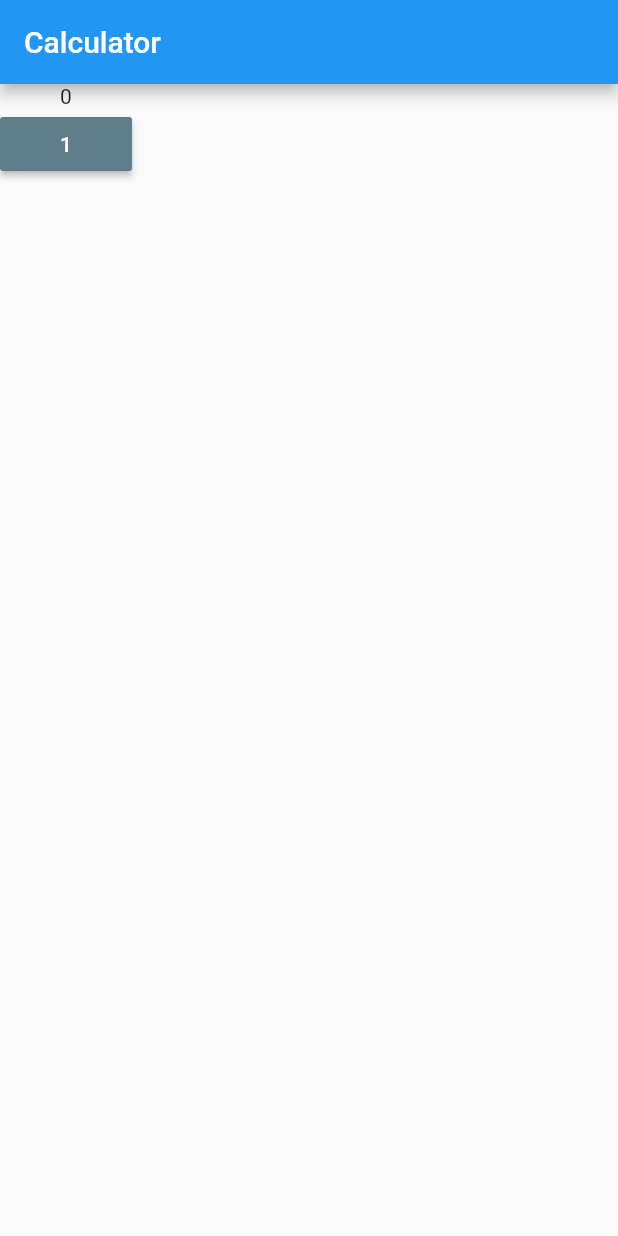
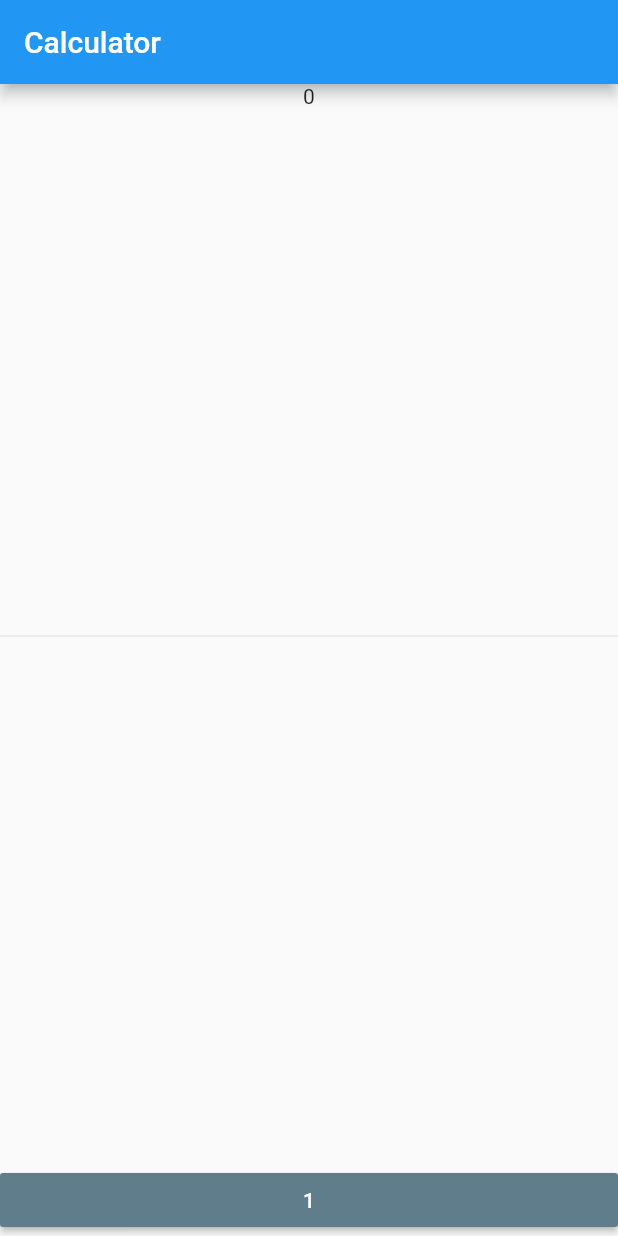
Before and after one commit to kurokawayuki28/flutterAppYolo, a Flutter app: the screen it shows after launch, on a phone screen of 412 x 824 dp. Run offline on Flutter 3.47's test engine with Material 2 defaults, Android fonts, the phone set to English and light mode, and no system bars.

Commit message:
Update 3

```diff
--- a/lib/main.dart
+++ b/lib/main.dart
@@ -34,12 +34,23 @@ class _MyHomePageState extends State<MyHomePage> {
         body: new Container(
           child: new Column(children: <Widget>[
             new Text("0"),
-            new MaterialButton(
-                child: new Text("1"),
-                onPressed: () => {},
-                color: Colors.blueGrey,
-                textColor: Colors.white,
-              )
+
+            new Expanded(
+              child: new Divider(),
+            ),
+
+            new Row(
+              children: [
+                new Expanded (
+                      child: new MaterialButton(
+                      child: new Text("1"),
+                      onPressed: () => {},
+                      color: Colors.blueGrey,
+                      textColor: Colors.white,
+                    ),
+                ),
+              ],
+            )
           ])
         )
     );
```
Also changed, not shown: 1 other file.
